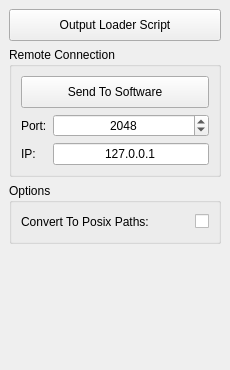
The window that src/components/addons/loaderScript/ui/Loader_Script.ui (KelSolaar/sIBL_GUI) describes before a commit, drawn with Qt 5.
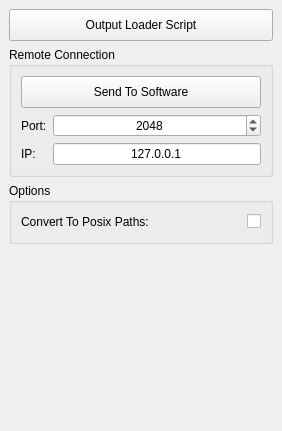
The same window after the commit.

Commit message: Update status tips in "Loader_Script.ui".

The edit to the form file:
```diff
--- a/src/components/addons/loaderScript/ui/Loader_Script.ui
+++ b/src/components/addons/loaderScript/ui/Loader_Script.ui
@@ -2,6 +2,14 @@
 <ui version="4.0">
  <class>Loader_Script_DockWidget</class>
  <widget class="QDockWidget" name="Loader_Script_DockWidget">
+  <property name="geometry">
+   <rect>
+    <x>0</x>
+    <y>0</y>
+    <width>282</width>
+    <height>431</height>
+   </rect>
+  </property>
   <property name="windowTitle">
    <string>Loader Script</string>
   </property>
```
Left out of the diff: 2 changed lines with no effect on the pictures.
